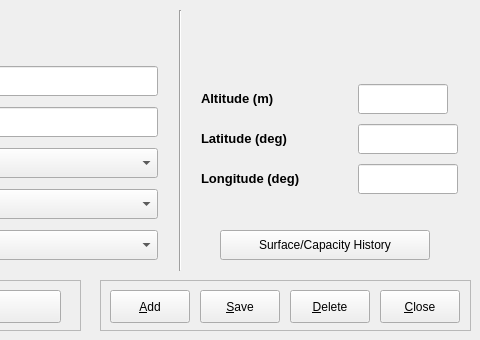
Qt form code/pyqt/gui/venue_entry.ui (soccermetrics/marcotti-desktop) before a commit; both pictures show x 280 to 760 and y 0 to 340 of the 760 by 340 pixel window.
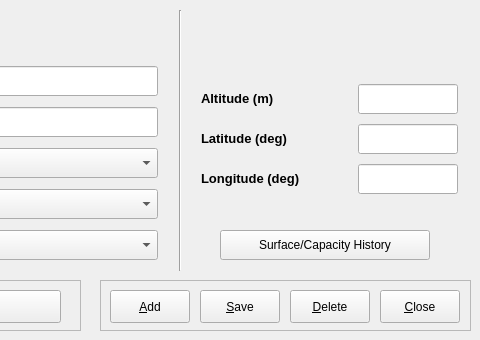
The same form after that commit. Icons and pictures are not drawn.

Commit message: Make width of altitude field equal to latitude/longitude fields (#97)

```diff
--- a/code/pyqt/gui/venue_entry.ui
+++ b/code/pyqt/gui/venue_entry.ui
@@ -172,13 +172,13 @@
      <widget class="QLineEdit" name="venueAltEdit">
       <property name="minimumSize">
        <size>
-        <width>90</width>
+        <width>100</width>
         <height>30</height>
        </size>
       </property>
       <property name="maximumSize">
        <size>
-        <width>81</width>
+        <width>100</width>
         <height>30</height>
        </size>
       </property>
```
The commit also changes 1 other file.
